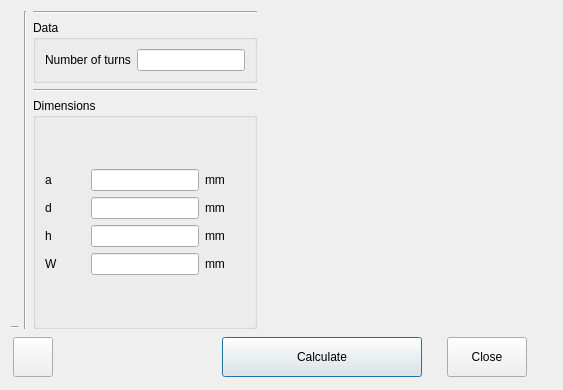
This is meander_pcb.ui in radioacoustick/Coil64 as Qt 5 draws it before an edit. The edited form follows.
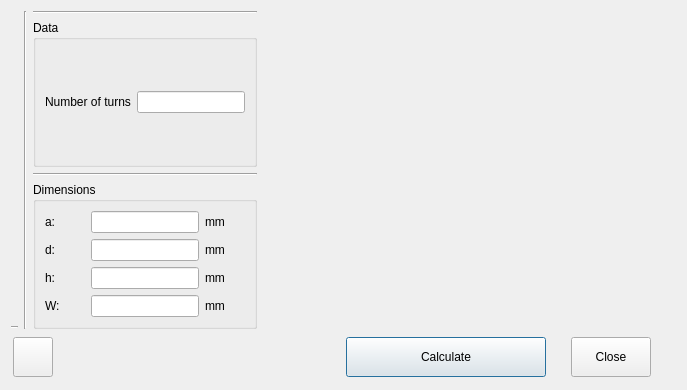
This is the edited form. Icons and pictures are not drawn.

Diff of the .ui file:
```diff
--- a/meander_pcb.ui
+++ b/meander_pcb.ui
@@ -9,7 +9,7 @@
    <rect>
     <x>0</x>
     <y>0</y>
-    <width>563</width>
+    <width>687</width>
     <height>390</height>
    </rect>
   </property>
@@ -21,8 +21,8 @@
   </property>
   <property name="maximumSize">
    <size>
-    <width>563</width>
-    <height>390</height>
+    <width>700</width>
+    <height>500</height>
    </size>
   </property>
   <property name="windowTitle">
@@ -78,7 +78,7 @@
        <item>
         <widget class="QGroupBox" name="groupBox">
          <property name="sizePolicy">
-          <sizepolicy hsizetype="Preferred" vsizetype="Fixed">
+          <sizepolicy hsizetype="Preferred" vsizetype="Preferred">
            <horstretch>0</horstretch>
            <verstretch>0</verstretch>
           </sizepolicy>
@@ -92,14 +92,17 @@
             <item row="0" column="0">
              <widget class="QLabel" name="label_N">
               <property name="text">
-               <string>Number of turns</string>
+               <string notr="true">Number of turns</string>
+              </property>
+              <property name="wordWrap">
+               <bool>true</bool>
               </property>
              </widget>
             </item>
             <item row="0" column="1">
              <widget class="QLineEdit" name="lineEdit_N">
               <property name="sizePolicy">
-               <sizepolicy hsizetype="Preferred" vsizetype="Fixed">
+               <sizepolicy hsizetype="Fixed" vsizetype="Fixed">
                 <horstretch>0</horstretch>
                 <verstretch>0</verstretch>
                </sizepolicy>
@@ -146,14 +149,14 @@
             <item row="1" column="0">
              <widget class="QLabel" name="label_2">
               <property name="text">
-               <string notr="true">d</string>
+               <string notr="true">d:</string>
               </property>
              </widget>
             </item>
             <item row="0" column="0">
              <widget class="QLabel" name="label_1">
               <property name="text">
-               <string notr="true">a</string>
+               <string notr="true">a:</string>
               </property>
              </widget>
             </item>
@@ -187,7 +190,7 @@
             <item row="2" column="0">
              <widget class="QLabel" name="label_3">
               <property name="text">
-               <string notr="true">h</string>
+               <string notr="true">h:</string>
               </property>
              </widget>
             </item>
@@ -201,7 +204,7 @@
             <item row="3" column="0">
              <widget class="QLabel" name="label_4">
               <property name="text">
-               <string notr="true">W</string>
+               <string notr="true">W:</string>
               </property>
              </widget>
             </item>
```
Left out of the diff: 18 changed lines with no effect on the pictures.
